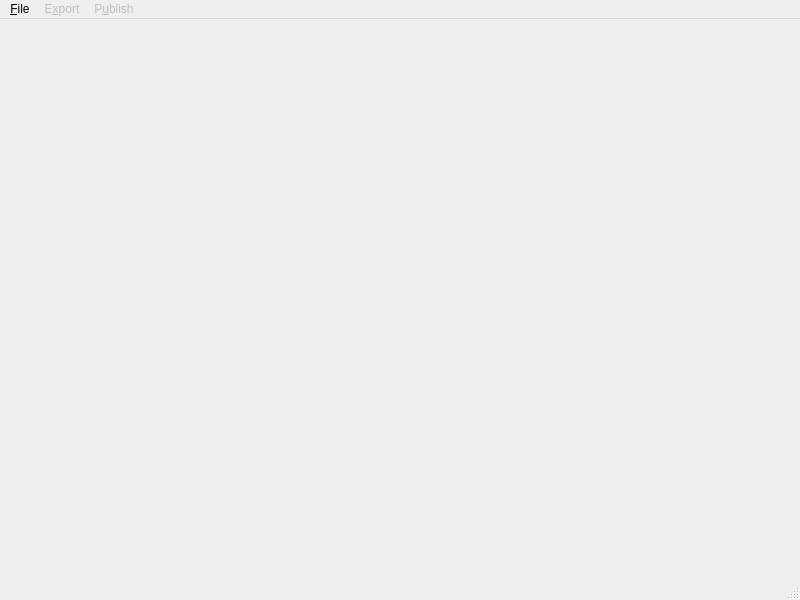
Above: src/wm2000/gui/main_window.ui from nhanb/wm2000 before the change. Below: the same form after it.
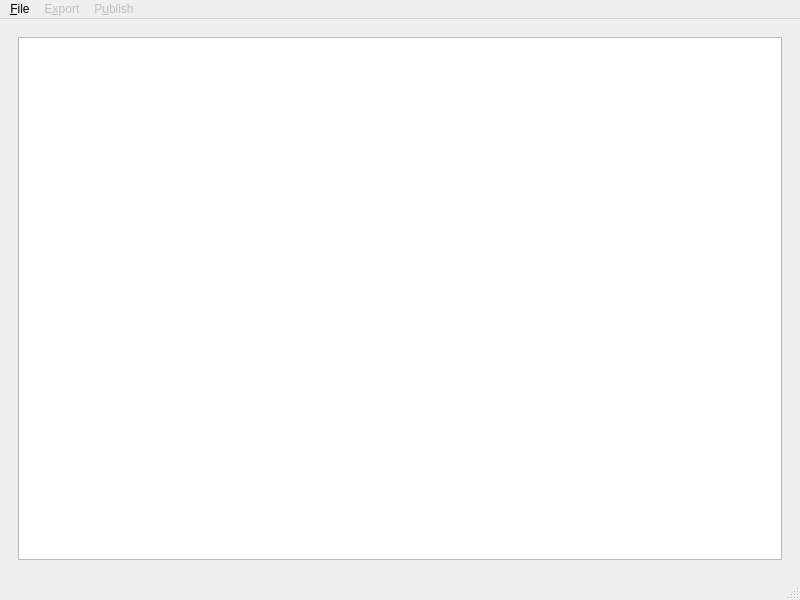
That is the form after the change. The open tabs and pages were chosen to show the change. Icons and pictures are not drawn.

Commit message: WIP index view with pages table

Patch:
```diff
--- a/src/wm2000/gui/main_window.ui
+++ b/src/wm2000/gui/main_window.ui
@@ -34,7 +34,13 @@
         </item>
        </layout>
       </widget>
-      <widget class="QWidget" name="page_2"/>
+      <widget class="QWidget" name="indexView">
+       <layout class="QVBoxLayout" name="verticalLayout">
+        <item>
+         <widget class="QTableView" name="pagesTable"/>
+        </item>
+       </layout>
+      </widget>
      </widget>
     </item>
    </layout>
```
Left out of the diff: 4 changed lines with no effect on the pictures. The commit also changes 5 other files.
